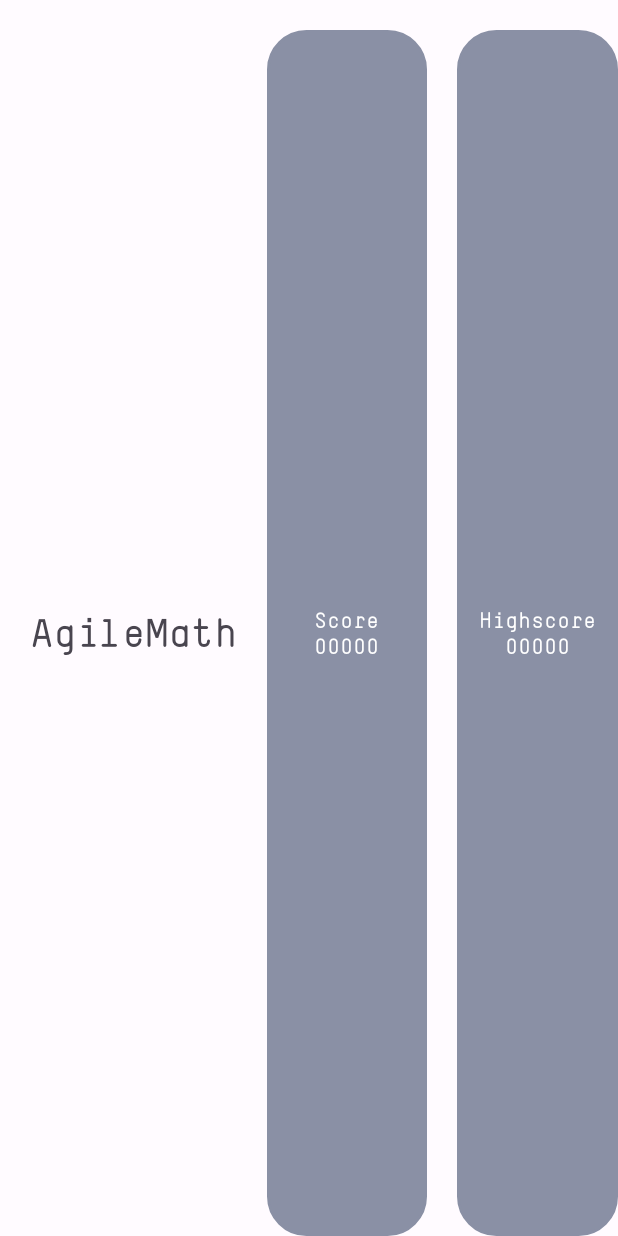
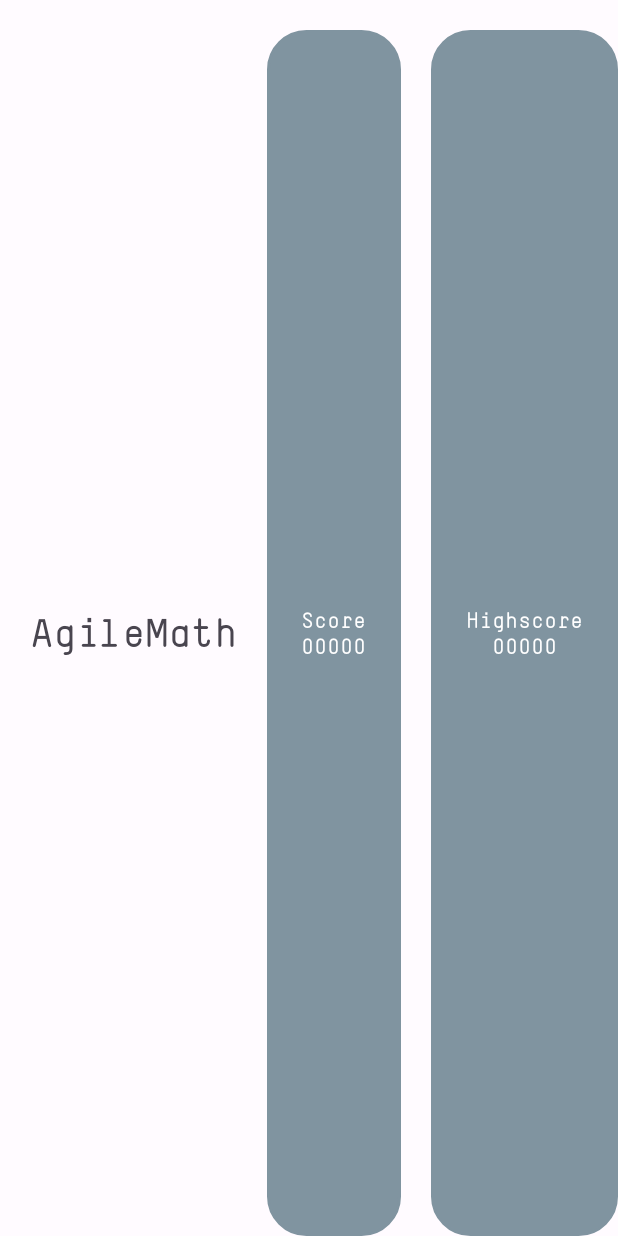
Before and after one commit to ialexreis/amov-app, an Android app: the fragment ScoreFragment shown on its own in the app's theme, on a phone screen of 412 x 824 dp. Run offline under Robolectric (Android 15) with nearby library versions, the phone set to English and light mode, and no system bars.

Commit message:
fix fragment inflation error

```diff
--- a/app/src/main/java/pt/isec/agileMath/activities/MainMenuActivity.kt
+++ b/app/src/main/java/pt/isec/agileMath/activities/MainMenuActivity.kt
@@ -24,6 +24,6 @@ class MainMenuActivity : AppCompatActivity() {
     }
 
     fun onEditProfile() = startActivity(EditProfileActivity.getIntent(this))
-    fun onSinglePlayer() {}
+    fun onSinglePlayer() = startActivity(GameActivity.getIntent(this))
     fun onMultiplayer() {}
 }
--- a/app/src/main/java/pt/isec/agileMath/fragments/ScoreFragment.kt
+++ b/app/src/main/java/pt/isec/agileMath/fragments/ScoreFragment.kt
@@ -5,12 +5,7 @@ import androidx.fragment.app.Fragment
 import android.view.LayoutInflater
 import android.view.View
 import android.view.ViewGroup
-import pt.isec.agileMath.R
-
-// TODO: Rename parameter arguments, choose names that match
-// the fragment initialization parameters, e.g. ARG_ITEM_NUMBER
-private const val ARG_PARAM1 = "param1"
-private const val ARG_PARAM2 = "param2"
+import pt.isec.agileMath.databinding.FragmentScoreBinding
 
 /**
  * A simple [Fragment] subclass.
@@ -18,22 +13,21 @@ private const val ARG_PARAM2 = "param2"
  * create an instance of this fragment.
  */
 class ScoreFragment : Fragment() {
-    // TODO: Rename and change types of parameters
-    private var param1: String? = null
-    private var param2: String? = null
+
+    private lateinit var binding: FragmentScoreBinding
 
     override fun onCreate(savedInstanceState: Bundle?) {
         super.onCreate(savedInstanceState)
-        arguments?.let {
+        /*arguments?.let {
             param1 = it.getString(ARG_PARAM1)
             param2 = it.getString(ARG_PARAM2)
-        }
+        }*/
     }
 
-    override fun onCreateView(inflater: LayoutInflater, container: ViewGroup?,
-                              savedInstanceState: Bundle?): View? {
-        // Inflate the layout for this fragment
-        return inflater.inflate(R.layout.fragment_score, container, false)
+    override fun onCreateView(inflater: LayoutInflater, container: ViewGroup?, savedInstanceState: Bundle?): View {
+        binding = FragmentScoreBinding.inflate(inflater, container, false)
+
+        return binding.root
     }
 
     companion object {
@@ -48,10 +42,10 @@ class ScoreFragment : Fragment() {
         // TODO: Rename and change types and number of parameters
         @JvmStatic fun newInstance(param1: String, param2: String) =
                 ScoreFragment().apply {
-                    arguments = Bundle().apply {
+                    /*arguments = Bundle().apply {
                         putString(ARG_PARAM1, param1)
                         putString(ARG_PARAM2, param2)
-                    }
+                    }*/
                 }
     }
 }
--- a/app/src/main/res/drawable/square.xml
+++ b/app/src/main/res/drawable/square.xml
@@ -1,10 +1,10 @@
 <?xml version="1.0" encoding="UTF-8"?>
-<shape xmlns:android="http://schemas.android.com/apk/res/android" android:id="@+id/listview_background_shape">
-    <stroke android:width="2dp" android:color="@color/material_dynamic_secondary60" />
+<shape xmlns:android="http://schemas.android.com/apk/res/android" android:id="@+id/square">
+    <stroke android:width="2dp" android:color="#8094a0" />
     <padding android:left="2dp"
         android:top="2dp"
         android:right="2dp"
         android:bottom="2dp" />
     <corners android:radius="25dp" />
-    <solid android:color="@color/material_dynamic_secondary60" />
+    <solid android:color="#8094a0" />
 </shape>
--- a/app/src/main/res/layout/activity_game.xml
+++ b/app/src/main/res/layout/activity_game.xml
@@ -11,9 +11,9 @@
         android:name="pt.isec.agileMath.fragments.ScoreFragment"
         android:layout_width="match_parent"
         android:layout_height="100dp"
+        android:layout_gravity="top"
         android:layout_marginHorizontal="20dp"
-        tools:layout="@layout/fragment_score"
-        android:layout_gravity="top"
-        tools:ignore="MissingConstraints" />
+        tools:ignore="MissingConstraints"
+        tools:layout="@layout/fragment_score" />
 
 </androidx.constraintlayout.widget.ConstraintLayout>
--- a/app/src/main/res/layout/fragment_score.xml
+++ b/app/src/main/res/layout/fragment_score.xml
@@ -4,71 +4,73 @@
     android:layout_width="match_parent"
     android:layout_height="match_parent"
     android:orientation="vertical"
-    tools:context=".ScoreFragment">
+    tools:context=".fragments.ScoreFragment">
 
     <LinearLayout
+        android:layout_width="match_parent"
+        android:layout_height="0dp"
+        android:layout_weight="1"
         android:gravity="center"
+        android:orientation="horizontal"
         android:paddingStart="20sp"
         android:paddingTop="20sp"
-        android:layout_width="match_parent"
-        android:layout_height="0dp"
-        android:orientation="horizontal"
-        android:layout_weight="1"
         tools:ignore="RtlSymmetry,UselessParent">
 
         <TextView
             android:layout_width="wrap_content"
             android:layout_height="wrap_content"
-            android:textSize="25sp"
-            android:text="@string/app_name"/>
+            android:text="@string/app_name"
+            android:textSize="25sp" />
 
         <LinearLayout
+            android:layout_width="wrap_content"
+            android:layout_height="match_parent"
             android:layout_marginStart="20sp"
+            android:layout_weight="1"
+            android:background="@drawable/square"
+            android:gravity="center"
             android:orientation="vertical"
-            android:layout_width="0dp"
-            android:gravity="center"
-            android:layout_height="match_parent"
-            android:layout_weight="1"
-            android:background="@drawable/square">
+            tools:ignore="NestedWeights">
+
             <TextView
                 android:layout_width="wrap_content"
                 android:layout_height="wrap_content"
-                android:textColor="@color/material_dynamic_primary100"
-                android:textStyle="bold"
-                android:text="@string/score"/>
+                android:text="@string/score"
+                android:textColor="#FFFFFF"
+                android:textStyle="bold" />
+
             <TextView
                 android:id="@+id/score"
                 android:layout_width="wrap_content"
                 android:layout_height="wrap_content"
-                android:textColor="@color/material_dynamic_primary100"
-                android:textStyle="bold"
                 android:text="@string/_00000"
-                />
+                android:textColor="#FFFFFF"
+                android:textStyle="bold" />
         </LinearLayout>
+
         <LinearLayout
+            android:layout_width="wrap_content"
+            android:layout_height="match_parent"
             android:layout_marginStart="20sp"
-            android:orientation="vertical"
-            android:layout_width="0dp"
+            android:layout_weight="1"
+            android:background="@drawable/square"
             android:gravity="center"
-            android:layout_height="match_parent"
-            android:layout_weight="1"
-            android:background="@drawable/square">
+            android:orientation="vertical">
+
             <TextView
                 android:layout_width="wrap_content"
                 android:layout_height="wrap_content"
-                android:textColor="@color/material_dynamic_primary100"
-                android:textStyle="bold"
-                android:text="@string/highscore"/>
+                android:text="@string/highscore"
+                android:textColor="#FFFFFF"
+                android:textStyle="bold" />
+
             <TextView
                 android:id="@+id/highscore"
                 android:layout_width="wrap_content"
                 android:layout_height="wrap_content"
-                android:textColor="@color/material_dynamic_primary100"
-                android:textStyle="bold"
                 android:text="@string/_00000"
-                />
+                android:textColor="#FFFFFF"
+                android:textStyle="bold" />
         </LinearLayout>
     </LinearLayout>
-
-
 </LinearLayout>
```
Also changed, not shown: app/src/main/AndroidManifest.xml (+7 -8 lines), app/src/main/java/pt/isec/agileMath/activities/GameActivity.kt (+14 -2 lines), app/src/main/res/layout-land/activity_game.xml (+11 -1 lines), app/src/main/res/layout/activity_edit_profile.xml (+6 -6 lines), app/src/main/res/layout/activity_main_menu.xml (+19 -17 lines).
